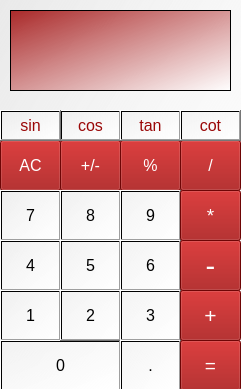
Qt form session17/main.ui (nakhani/My_HW) before a commit.
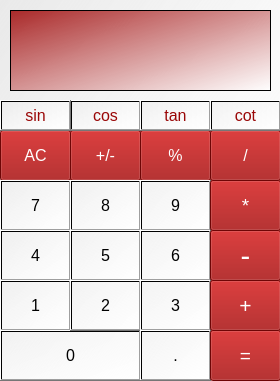
The same form after that commit.

The edit to the form file:
```diff
--- a/session17/main.ui
+++ b/session17/main.ui
@@ -6,8 +6,8 @@
    <rect>
     <x>0</x>
     <y>0</y>
-    <width>241</width>
-    <height>389</height>
+    <width>280</width>
+    <height>381</height>
    </rect>
   </property>
   <property name="windowTitle">
@@ -28,7 +28,7 @@
      <rect>
       <x>10</x>
       <y>10</y>
-      <width>221</width>
+      <width>261</width>
       <height>81</height>
      </rect>
     </property>
@@ -92,8 +92,8 @@
     <property name="geometry">
      <rect>
       <x>0</x>
-      <y>140</y>
-      <width>61</width>
+      <y>130</y>
+      <width>71</width>
       <height>51</height>
      </rect>
     </property>
@@ -133,9 +133,9 @@
     </property>
     <property name="geometry">
      <rect>
-      <x>60</x>
-      <y>140</y>
-      <width>61</width>
+      <x>70</x>
+      <y>130</y>
+      <width>71</width>
       <height>51</height>
      </rect>
     </property>
@@ -163,9 +163,9 @@
     </property>
     <property name="geometry">
      <rect>
-      <x>120</x>
-      <y>140</y>
-      <width>61</width>
+      <x>140</x>
+      <y>130</y>
+      <width>71</width>
       <height>51</height>
      </rect>
     </property>
@@ -189,9 +189,9 @@
    <widget class="QPushButton" name="div">
     <property name="geometry">
      <rect>
-      <x>180</x>
-      <y>140</y>
-      <width>61</width>
+      <x>210</x>
+      <y>130</y>
+      <width>71</width>
       <height>51</height>
      </rect>
     </property>
@@ -216,8 +216,8 @@
     <property name="geometry">
      <rect>
       <x>0</x>
-      <y>190</y>
-      <width>61</width>
+      <y>180</y>
+      <width>71</width>
       <height>51</height>
      </rect>
     </property>
@@ -228,7 +228,7 @@
      </font>
     </property>
     <property name="autoFillBackground">
-     <bool>true</bool>
+     <bool>false</bool>
     </property>
     <property name="text">
      <string>7</string>
@@ -238,8 +238,8 @@
     <property name="geometry">
      <rect>
       <x>0</x>
-      <y>240</y>
-      <width>61</width>
+      <y>230</y>
+      <width>71</width>
       <height>51</height>
      </rect>
     </property>
@@ -249,7 +249,7 @@
      </font>
     </property>
     <property name="autoFillBackground">
-     <bool>true</bool>
+     <bool>false</bool>
     </property>
     <property name="text">
      <string>4</string>
@@ -259,8 +259,8 @@
     <property name="geometry">
      <rect>
       <x>0</x>
-      <y>290</y>
-      <width>61</width>
+      <y>280</y>
+      <width>71</width>
       <height>51</height>
      </rect>
     </property>
@@ -270,7 +270,7 @@
      </font>
     </property>
     <property name="autoFillBackground">
-     <bool>true</bool>
+     <bool>false</bool>
     </property>
     <property name="text">
      <string>1</string>
@@ -280,8 +280,8 @@
     <property name="geometry">
      <rect>
       <x>0</x>
-      <y>340</y>
-      <width>121</width>
+      <y>330</y>
+      <width>141</width>
       <height>51</height>
      </rect>
     </property>
@@ -307,9 +307,9 @@
     </property>
     <property name="geometry">
      <rect>
-      <x>60</x>
-      <y>190</y>
-      <width>61</width>
+      <x>70</x>
+      <y>180</y>
+      <width>71</width>
       <height>51</height>
      </rect>
     </property>
@@ -319,7 +319,7 @@
      </font>
     </property>
     <property name="autoFillBackground">
-     <bool>true</bool>
+     <bool>false</bool>
     </property>
     <property name="text">
      <string>8</string>
@@ -328,9 +328,9 @@
    <widget class="QPushButton" name="five">
     <property name="geometry">
      <rect>
-      <x>60</x>
-      <y>240</y>
-      <width>61</width>
+      <x>70</x>
+      <y>230</y>
+      <width>71</width>
       <height>51</height>
      </rect>
     </property>
@@ -340,7 +340,7 @@
      </font>
     </property>
     <property name="autoFillBackground">
-     <bool>true</bool>
+     <bool>false</bool>
     </property>
     <property name="text">
      <string>5</string>
@@ -349,9 +349,9 @@
    <widget class="QPushButton" name="two">
     <property name="geometry">
      <rect>
-      <x>60</x>
-      <y>290</y>
-      <width>61</width>
+      <x>70</x>
+      <y>280</y>
+      <width>71</width>
       <height>51</height>
      </rect>
     </property>
@@ -361,7 +361,7 @@
      </font>
     </property>
     <property name="autoFillBackground">
-     <bool>true</bool>
+     <bool>false</bool>
     </property>
     <property name="text">
      <string>2</string>
@@ -373,9 +373,9 @@
     </property>
     <property name="geometry">
      <rect>
-      <x>120</x>
-      <y>190</y>
-      <width>61</width>
+      <x>140</x>
+      <y>180</y>
+      <width>71</width>
       <height>51</height>
      </rect>
     </property>
@@ -385,7 +385,7 @@
      </font>
     </property>
     <property name="autoFillBackground">
-     <bool>true</bool>
+     <bool>false</bool>
     </property>
     <property name="text">
      <string>9</string>
@@ -394,9 +394,9 @@
    <widget class="QPushButton" name="pushButton_13">
     <property name="geometry">
      <rect>
-      <x>180</x>
-      <y>190</y>
-      <width>61</width>
+      <x>210</x>
+      <y>180</y>
+      <width>71</width>
       <height>51</height>
      </rect>
     </property>
@@ -416,9 +416,9 @@
    <widget class="QPushButton" name="six">
     <property name="geometry">
      <rect>
-      <x>120</x>
-      <y>240</y>
-      <width>61</width>
+      <x>140</x>
+      <y>230</y>
+      <width>71</width>
       <height>51</height>
      </rect>
     </property>
@@ -428,7 +428,7 @@
      </font>
     </property>
     <property name="autoFillBackground">
-     <bool>true</bool>
+     <bool>false</bool>
     </property>
     <property name="text">
      <string>6</string>
@@ -437,9 +437,9 @@
    <widget class="QPushButton" name="three">
     <property name="geometry">
      <rect>
-      <x>120</x>
-      <y>290</y>
-      <width>61</width>
+      <x>140</x>
+      <y>280</y>
+      <width>71</width>
       <height>51</height>
      </rect>
     </property>
@@ -455,9 +455,9 @@
    <widget class="QPushButton" name="sub">
     <property name="geometry">
      <rect>
-      <x>180</x>
-      <y>240</y>
-      <width>61</width>
+      <x>210</x>
+      <y>230</y>
+      <width>71</width>
       <height>51</height>
      </rect>
     </property>
@@ -477,9 +477,9 @@
    <widget class="QPushButton" name="plus">
     <property name="geometry">
      <rect>
-      <x>180</x>
-      <y>290</y>
-      <width>61</width>
+      <x>210</x>
+      <y>280</y>
+      <width>71</width>
       <height>51</height>
      </rect>
     </property>
@@ -499,9 +499,9 @@
    <widget class="QPushButton" name="point">
     <property name="geometry">
      <rect>
-      <x>120</x>
-      <y>340</y>
-      <width>61</width>
+      <x>140</x>
+      <y>330</y>
+      <width>71</width>
       <height>51</height>
      </rect>
     </property>
@@ -524,9 +524,9 @@
    <widget class="QPushButton" name="equal">
     <property name="geometry">
      <rect>
-      <x>180</x>
-      <y>340</y>
-      <width>61</width>
+      <x>210</x>
+      <y>330</y>
+      <width>71</width>
       <height>51</height>
      </rect>
     </property>
@@ -551,9 +551,9 @@
     </property>
     <property name="geometry">
      <rect>
-      <x>60</x>
-      <y>110</y>
-      <width>61</width>
+      <x>70</x>
+      <y>100</y>
+      <width>71</width>
       <height>31</height>
      </rect>
     </property>
@@ -591,9 +591,9 @@
     </property>
     <property name="geometry">
      <rect>
-      <x>120</x>
-      <y>110</y>
-      <width>61</width>
+      <x>140</x>
+      <y>100</y>
+      <width>71</width>
       <height>31</height>
      </rect>
     </property>
@@ -631,9 +631,9 @@
     </property>
     <property name="geometry">
      <rect>
-      <x>180</x>
-      <y>110</y>
-      <width>61</width>
+      <x>210</x>
+      <y>100</y>
+      <width>71</width>
       <height>31</height>
      </rect>
     </property>
@@ -672,8 +672,8 @@
     <property name="geometry">
      <rect>
       <x>0</x>
-      <y>110</y>
-      <width>61</width>
+      <y>100</y>
+      <width>71</width>
       <height>31</height>
      </rect>
     </property>
```
Left out of the diff: 10 changed lines with no effect on the pictures.
